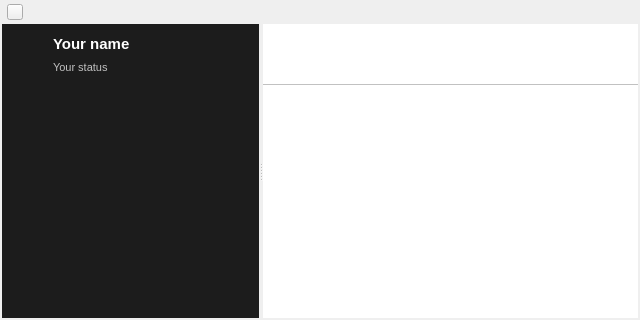
Above: widget.ui from qTox/qTox before the change. Below: the same form after it.
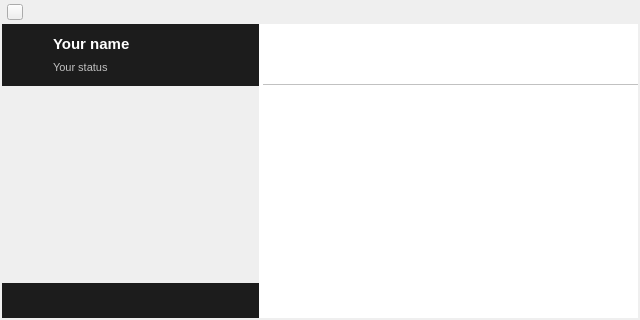
That is the form after the change. Icons and pictures are not drawn. Custom widgets are drawn as their Qt base class.

Commit message: Fix QSplitter handle color on Windows

```diff
--- a/widget.ui
+++ b/widget.ui
@@ -243,6 +243,51 @@
      <property name="palette">
       <palette>
        <active>
+        <colorrole role="WindowText">
+         <brush brushstyle="SolidPattern">
+          <color alpha="255">
+           <red>255</red>
+           <green>255</green>
+           <blue>255</blue>
+          </color>
+         </brush>
+        </colorrole>
+        <colorrole role="Button">
+         <brush brushstyle="SolidPattern">
+          <color alpha="255">
+           <red>255</red>
+           <green>255</green>
+           <blue>255</blue>
+          </color>
+         </brush>
+        </colorrole>
+        <colorrole role="Midlight">
+         <brush brushstyle="SolidPattern">
+          <color alpha="255">
+           <red>255</red>
+           <green>255</green>
+           <blue>255</blue>
+          </color>
+         </brush>
+        </colorrole>
+        <colorrole role="Text">
+         <brush brushstyle="SolidPattern">
+          <color alpha="255">
+           <red>255</red>
+           <green>255</green>
+           <blue>255</blue>
+          </color>
+         </brush>
+        </colorrole>
+        <colorrole role="ButtonText">
+         <brush brushstyle="SolidPattern">
+          <color alpha="255">
+           <red>255</red>
+           <green>255</green>
+           <blue>255</blue>
+          </color>
+         </brush>
+        </colorrole>
         <colorrole role="Base">
          <brush brushstyle="SolidPattern">
           <color alpha="255">
@@ -261,8 +306,80 @@
           </color>
          </brush>
         </colorrole>
+        <colorrole role="Highlight">
+         <brush brushstyle="SolidPattern">
+          <color alpha="255">
+           <red>255</red>
+           <green>255</green>
+           <blue>255</blue>
+          </color>
+         </brush>
+        </colorrole>
+        <colorrole role="HighlightedText">
+         <brush brushstyle="SolidPattern">
+          <color alpha="255">
+           <red>255</red>
+           <green>255</green>
+           <blue>255</blue>
+          </color>
+         </brush>
+        </colorrole>
+        <colorrole role="AlternateBase">
+         <brush brushstyle="SolidPattern">
+          <color alpha="255">
+           <red>255</red>
+           <green>255</green>
+           <blue>255</blue>
+          </color>
+         </brush>
+        </colorrole>
        </active>
        <inactive>
+        <colorrole role="WindowText">
+         <brush brushstyle="SolidPattern">
+          <color alpha="255">
+           <red>255</red>
+           <green>255</green>
+           <blue>255</blue>
+          </color>
+         </brush>
+        </colorrole>
+        <colorrole role="Button">
+         <brush brushstyle="SolidPattern">
+          <color alpha="255">
+           <red>255</red>
+           <green>255</green>
+           <blue>255</blue>
+          </color>
+         </brush>
+        </colorrole>
+        <colorrole role="Midlight">
+         <brush brushstyle="SolidPattern">
+          <color alpha="255">
+           <red>255</red>
+           <green>255</green>
+           <blue>255</blue>
+          </color>
+         </brush>
+        </colorrole>
+        <colorrole role="Text">
+         <brush brushstyle="SolidPattern">
+          <color alpha="255">
+           <red>255</red>
+           <green>255</green>
+           <blue>255</blue>
+          </color>
+         </brush>
+        </colorrole>
+        <colorrole role="ButtonText">
+         <brush brushstyle="SolidPattern">
+          <color alpha="255">
+           <red>255</red>
+           <green>255</green>
+           <blue>255</blue>
+          </color>
+         </brush>
+        </colorrole>
         <colorrole role="Base">
          <brush brushstyle="SolidPattern">
           <color alpha="255">
@@ -281,8 +398,80 @@
           </color>
          </brush>
         </colorrole>
+        <colorrole role="Highlight">
+         <brush brushstyle="SolidPattern">
+          <color alpha="255">
+           <red>255</red>
+           <green>255</green>
+           <blue>255</blue>
+          </color>
+         </brush>
+        </colorrole>
+        <colorrole role="HighlightedText">
+         <brush brushstyle="SolidPattern">
+          <color alpha="255">
+           <red>255</red>
+           <green>255</green>
+           <blue>255</blue>
+          </color>
+         </brush>
+        </colorrole>
+        <colorrole role="AlternateBase">
+         <brush brushstyle="SolidPattern">
+          <color alpha="255">
+           <red>255</red>
+           <green>255</green>
+           <blue>255</blue>
+          </color>
+         </brush>
+        </colorrole>
        </inactive>
        <disabled>
+        <colorrole role="WindowText">
+         <brush brushstyle="SolidPattern">
+          <color alpha="255">
+           <red>255</red>
+           <green>255</green>
+           <blue>255</blue>
+          </color>
+         </brush>
+        </colorrole>
+        <colorrole role="Button">
+         <brush brushstyle="SolidPattern">
+          <color alpha="255">
+           <red>255</red>
+           <green>255</green>
+           <blue>255</blue>
+          </color>
+         </brush>
+        </colorrole>
+        <colorrole role="Midlight">
+         <brush brushstyle="SolidPattern">
+          <color alpha="255">
+           <red>255</red>
+           <green>255</green>
+           <blue>255</blue>
+          </color>
+         </brush>
+        </colorrole>
+        <colorrole role="Text">
+         <brush brushstyle="SolidPattern">
+          <color alpha="255">
+           <red>255</red>
+           <green>255</green>
+           <blue>255</blue>
+          </color>
+         </brush>
+        </colorrole>
+        <colorrole role="ButtonText">
+         <brush brushstyle="SolidPattern">
+          <color alpha="255">
+           <red>255</red>
+           <green>255</green>
+           <blue>255</blue>
+          </color>
+         </brush>
+        </colorrole>
         <colorrole role="Base">
          <brush brushstyle="SolidPattern">
           <color alpha="255">
@@ -301,12 +490,57 @@
           </color>
          </brush>
         </colorrole>
+        <colorrole role="Highlight">
+         <brush brushstyle="SolidPattern">
+          <color alpha="255">
+           <red>255</red>
+           <green>255</green>
+           <blue>255</blue>
+          </color>
+         </brush>
+        </colorrole>
+        <colorrole role="HighlightedText">
+         <brush brushstyle="SolidPattern">
+          <color alpha="255">
+           <red>255</red>
+           <green>255</green>
+           <blue>255</blue>
+          </color>
+         </brush>
+        </colorrole>
+        <colorrole role="AlternateBase">
+         <brush brushstyle="SolidPattern">
+          <color alpha="255">
+           <red>255</red>
+           <green>255</green>
+           <blue>255</blue>
+          </color>
+         </brush>
+        </colorrole>
        </disabled>
       </palette>
      </property>
      <property name="mouseTracking">
       <bool>true</bool>
      </property>
+     <property name="autoFillBackground">
+      <bool>false</bool>
+     </property>
+     <property name="styleSheet">
+      <string notr="true">QSplitter{
+	color: rgb(255, 255, 255);
+	background-color: rgb(255, 255, 255);
+	alternate-background-color: rgb(255, 255, 255);
+	border-color: rgb(255, 255, 255);
+	gridline-color: rgb(255, 255, 255);
+	selection-color: rgb(255, 255, 255);
+	selection-background-color: rgb(255, 255, 255);
+}
+QSplitter:handle{
+	color: rgb(255, 255, 255);
+	background-color: rgb(255, 255, 255);
+}</string>
+     </property>
      <property name="orientation">
       <enum>Qt::Horizontal</enum>
      </property>
@@ -1845,7 +2079,7 @@
            <rect>
             <x>0</x>
             <y>0</y>
-            <width>258</width>
+            <width>256</width>
             <height>199</height>
            </rect>
           </property>
```
Left out of the diff: 33 changed lines with no effect on the pictures. The commit also changes 1 other file.
